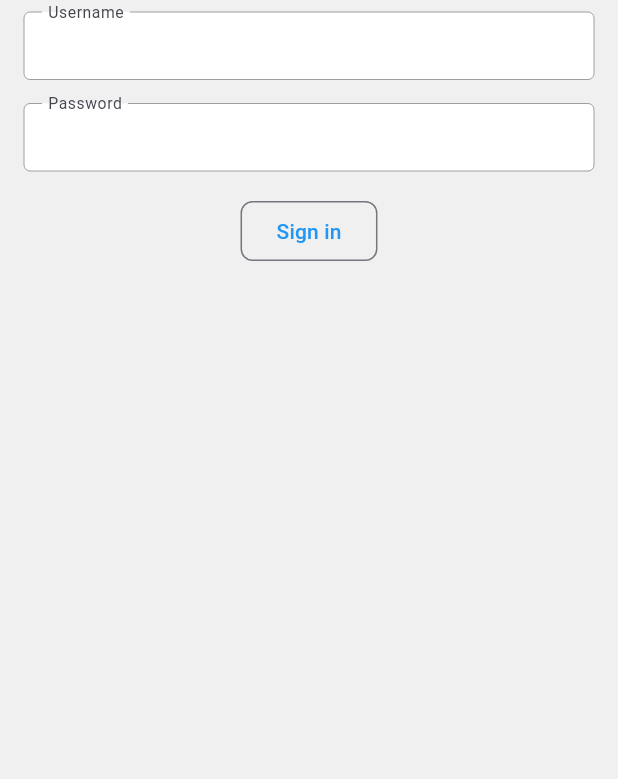
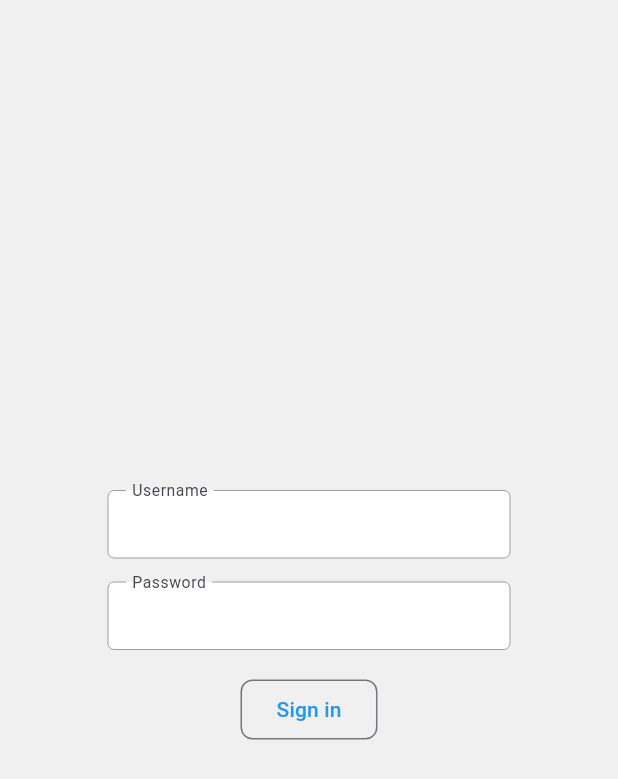
Before and after one commit to nino/timer_app, a Flutter app: the screen it shows after launch, on a phone screen of 412 x 824 dp. Shown: the top 779 px of the screen. Run offline on Flutter 3.47's test engine with Material 3 defaults, Android fonts, the phone set to English and light mode, and no system bars; our stand-ins replace flutter_riverpod, riverpod_annotation, shared_preferences; missing offline and left inert: window_manager; generated files the repository leaves out were written again; Roboto replaces fonts that are missing (San Francisco).

```diff
--- a/lib/login_form.dart
+++ b/lib/login_form.dart
@@ -40,14 +40,22 @@ class _LoginFormState extends ConsumerState<LoginForm> {
   Widget build(BuildContext context) {
     const padding = EdgeInsets.only(left: 16, right: 16, top: 8, bottom: 8);
 
-    return Form(
-        child: Column(children: <Widget>[
+    return Column(
+      crossAxisAlignment: CrossAxisAlignment.center,
+      mainAxisAlignment: MainAxisAlignment.center,
+      children: [
+        Center(
+          child: ConstrainedBox(
+            constraints: const BoxConstraints(maxWidth: 300),
+            child: Form(
+              child: Column(
+                children: <Widget>[
                   Padding(
                       padding: padding,
                       child: TextFormField(
                           controller: userNameController,
-            decoration: const InputDecoration(labelText: 'Username')),
-      ),
+                          decoration:
+                              const InputDecoration(labelText: 'Username'))),
                   Padding(
                       padding: padding,
                       child: TextFormField(
@@ -55,14 +63,20 @@ class _LoginFormState extends ConsumerState<LoginForm> {
                           obscureText: true,
                           autocorrect: false,
                           enableSuggestions: false,
-            decoration: const InputDecoration(
-              labelText: 'Password',
-            )),
-      ),
+                          decoration:
+                              const InputDecoration(labelText: 'Password'))),
                   Padding(
                       padding: padding,
-          child:
-              OutlinedButton(onPressed: signIn, child: const Text('Sign in'))),
-    ]));
+                      child: OutlinedButton(
+                        onPressed: signIn,
+                        child: const Text('Sign in'),
+                      ))
+                ],
+              ),
+            ),
+          ),
+        ),
+      ],
+    );
   }
 }
--- a/lib/toggl.dart
+++ b/lib/toggl.dart
@@ -1,3 +1,5 @@
+import 'dart:async';
+
 import 'package:http/http.dart' as http;
 import 'package:riverpod_annotation/riverpod_annotation.dart';
 import 'package:timer_app/auth.dart';
@@ -33,6 +35,9 @@ Future<List<TimeEntry>> getTimeEntries(GetTimeEntriesRef ref) async {
       Uri.parse('https://api.track.toggl.com/api/v9/me/time_entries'),
       headers: {'Authorization': 'Basic $authString'});
   List<dynamic> json = jsonDecode(resp.body);
+  Timer(const Duration(minutes: 5), () {
+    ref.invalidateSelf();
+  });
   return json.map((raw) {
     return TimeEntry.fromJson(raw);
   }).toList();
```
Also changed, not shown: lib/dashboard.dart (+34 -12 lines), lib/toggl.g.dart. Lines whose indentation alone changed are shown as unchanged.
